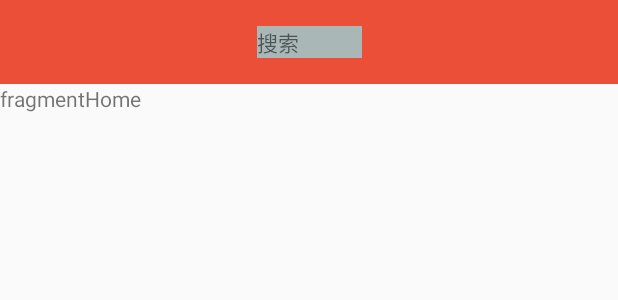
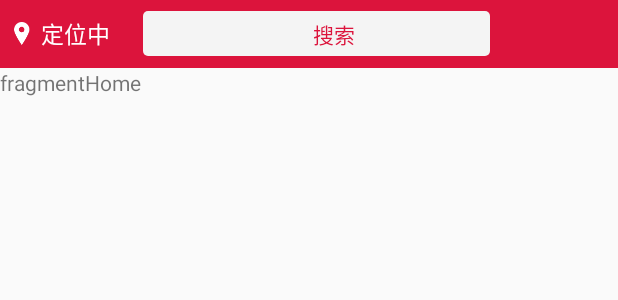
Before and after one commit to zhiweinitingliu/JiuGui, an Android app: the layout fragment_home.xml on its own in the app's theme, with its tools: preview values and no code run, on a phone screen of 412 x 824 dp. Shown: the top 300 px of the screen. Run offline under Robolectric (Android 15) with nearby library versions, the phone set to English and light mode, and no system bars.

Commit message:
对FragmentHome的布局做了一些修改

```diff
--- a/app/src/main/java/com/jiugui/shop/resetbuild/jiugui/MainActivity.java
+++ b/app/src/main/java/com/jiugui/shop/resetbuild/jiugui/MainActivity.java
@@ -1,7 +1,6 @@
 package com.jiugui.shop.resetbuild.jiugui;
 
 import android.content.Context;
-import android.util.Log;
 import android.view.View;
 import android.widget.FrameLayout;
 import android.widget.ImageView;
@@ -119,11 +118,8 @@ public class MainActivity extends BaseFragmentActivity {
 
         @Override
         public void onResponse(String response, int id) {
-            Log.e("response", id + "---" + response);
             SlideImageIconSecKill slideImageIconSecKill = JSON.parseObject(response, SlideImageIconSecKill.class);
 
-            Log.e("slideImageIconSeckill", slideImageIconSecKill.toString());
-            Log.e("slideImageIconSeckill--", slideImageIconSecKill.getSec_kill_round_info().getSec_kill_round_end_time());
         }
     };
 
--- /dev/null
+++ b/app/src/main/res/drawable/white_solid_rectangle_3corners_search.xml
@@ -0,0 +1,9 @@
+<?xml version="1.0" encoding="utf-8"?>
+<shape xmlns:android="http://schemas.android.com/apk/res/android">
+    <solid android:color="#f4f4f4" />
+
+    <size
+        android:width="50dp"
+        android:height="50dp" />
+    <corners android:radius="3dp" />
+</shape>
--- a/app/src/main/res/layout/fragment_home.xml
+++ b/app/src/main/res/layout/fragment_home.xml
@@ -4,25 +4,110 @@
     android:layout_height="match_parent"
     android:orientation="vertical">
 
-    <android.support.v7.widget.Toolbar
-        android:id="@+id/toolbar"
+    <LinearLayout
+        android:id="@+id/title"
         android:layout_width="match_parent"
-        android:layout_height="wrap_content"
-        android:background="@color/rgb_235_79_56">
+        android:layout_height="45dp"
+        android:background="@color/rgb_220_20_60"
+        android:focusable="true"
+        android:gravity="center_vertical"
+        android:orientation="horizontal">
+
+        <!--显示当前城市-->
+        <LinearLayout
+            android:id="@+id/currentDistrict"
+            android:layout_width="80dp"
+            android:layout_height="match_parent"
+            android:gravity="center"
+            android:orientation="horizontal"
+            android:visibility="visible">
+
+            <ImageView
+                android:id="@+id/location_img"
+                android:layout_width="15dp"
+                android:layout_height="15dp"
+                android:src="@mipmap/locate_current_address" />
+
+            <TextView
+                android:id="@+id/currentDistrict_tv"
+                android:layout_width="wrap_content"
+                android:layout_height="wrap_content"
+                android:layout_marginLeft="5dp"
+                android:singleLine="true"
+                android:text="定位中"
+                android:textColor="@color/rgb_255_255_255"
+                android:textSize="15sp" />
+
+            <ImageView
+                android:layout_width="10dp"
+                android:layout_height="10dp"
+                android:src="@mipmap/city_tag"
+                android:visibility="gone" />
+
+        </LinearLayout>
+
+        <!--搜索-->
+        <LinearLayout
+            android:id="@+id/search"
+            android:layout_width="1px"
+            android:layout_height="30dp"
+            android:layout_centerInParent="true"
+            android:layout_centerVertical="true"
+            android:layout_marginBottom="7dp"
+            android:layout_marginLeft="15dp"
+            android:layout_marginRight="15dp"
+            android:layout_marginTop="7dp"
+            android:layout_weight="1"
+            android:background="@drawable/white_solid_rectangle_3corners_search"
+            android:focusable="false"
+            android:gravity="center"
+            android:orientation="horizontal"
+            android:paddingLeft="5dp"
+            android:paddingRight="5dp">
+
+            <ImageView
+                android:id="@+id/search_img"
+                android:layout_width="20dp"
+                android:layout_height="20dp" />
+
+            <TextView
+                android:id="@+id/search_txt"
+                android:layout_width="wrap_content"
+                android:layout_height="20dp"
+                android:layout_marginLeft="3dp"
+                android:gravity="center"
+                android:text="搜索"
+                android:textColor="@color/rgb_220_20_60" />
+
+        </LinearLayout>
 
         <LinearLayout
+            android:id="@+id/right"
             android:layout_width="70dp"
-            android:layout_height="match_parent"
-            android:layout_marginTop="5dp"
-            android:layout_marginBottom="7dp"
-            android:background="@color/rgb_169_183_183"
-            android:layout_gravity="center">
+            android:layout_height="fill_parent"
+            android:layout_alignParentRight="true"
+            android:layout_centerVertical="true"
+            android:gravity="center"
+            android:orientation="vertical"
+            android:visibility="invisible">
+
+            <ImageView
+                android:id="@+id/right_img"
+                android:layout_width="20dp"
+                android:layout_height="20dp"
+                android:layout_marginTop="10dp"
+                android:src="@mipmap/locate_current_address" />
+
             <TextView
                 android:layout_width="wrap_content"
                 android:layout_height="wrap_content"
-                android:text="搜索"/>
-            </LinearLayout>
-    </android.support.v7.widget.Toolbar>
+                android:layout_marginBottom="3dp"
+                android:text="定位"
+                android:textColor="@color/rgb_255_255_255"
+                android:textSize="10sp" />
+
+        </LinearLayout>
+    </LinearLayout>
 
     <TextView
         android:layout_width="wrap_content"
--- a/app/src/main/res/values/colors.xml
+++ b/app/src/main/res/values/colors.xml
@@ -7,4 +7,7 @@
     <color name="rgb_235_79_56">#eb4f38</color>
     <color name="rgb_169_183_183">#a9b7b7</color>
     <color name="rgb_34_0_0">#22000000</color>
+    <color name="rgb_255_255_255">#FFFFFF</color>
+    <color name="rgb_220_20_60">#DC143C</color>
+
 </resources>
```
Also changed, not shown: app/src/main/res/mipmap-hdpi/city_tag.png (added), app/src/main/res/mipmap-hdpi/locate_current_address.png (added).
